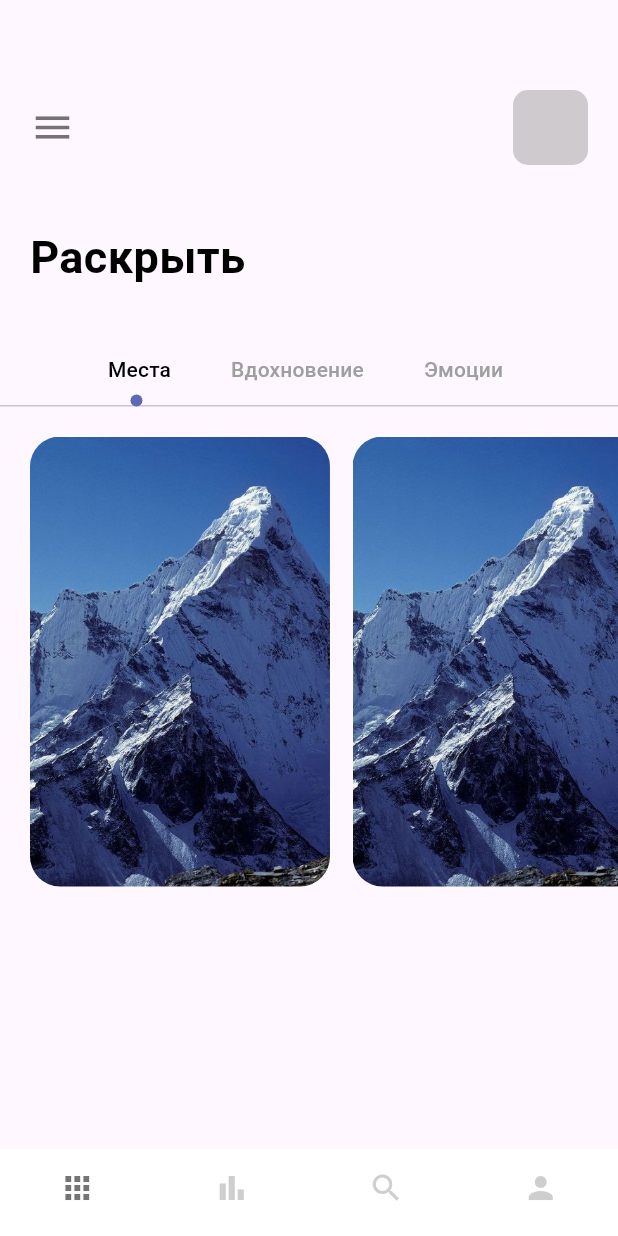
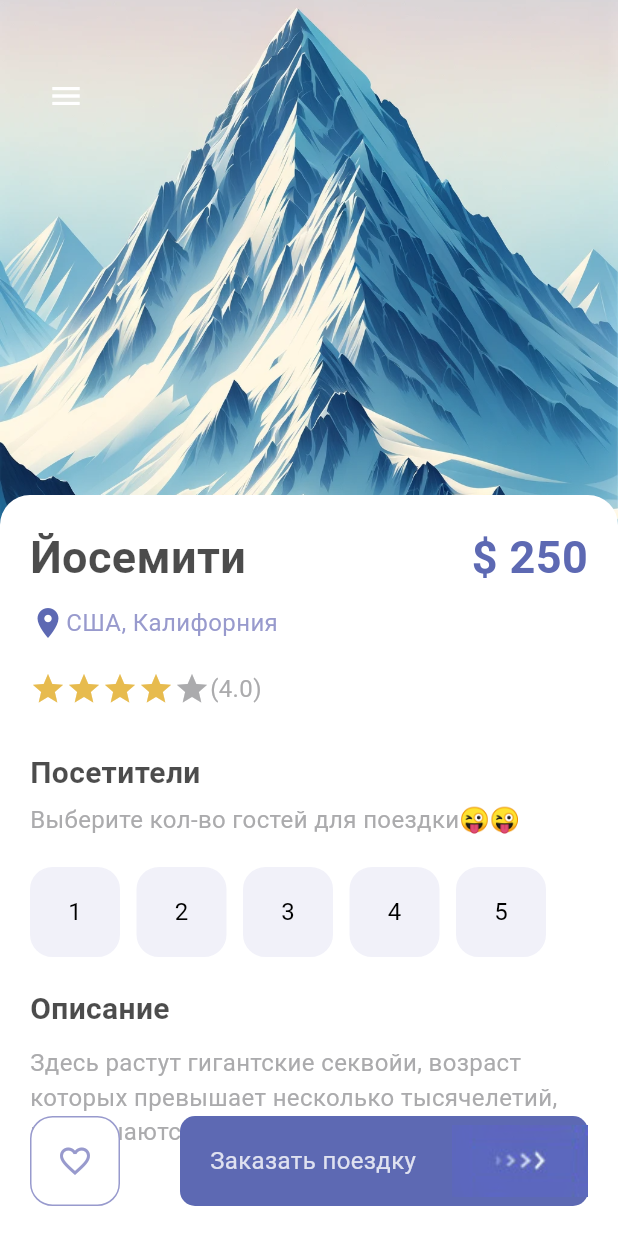
Before and after one commit to ereminmaksim/weatherAppFlutter, a Flutter app: the screen it shows after launch, on a phone screen of 412 x 824 dp. Run offline on Flutter 3.47's test engine with Material 3 defaults, Android fonts, the phone set to English and light mode, and no system bars.

Commit message:
cubit_flutter - сверстал экран с Заказом поездки/просмотром места пребывания/оценка/кол-во посетителей, поправлена responsive_button для переиспользования/

```diff
--- a/lib/main.dart
+++ b/lib/main.dart
@@ -1,4 +1,5 @@
 import 'package:flutter/material.dart';
+import 'package:flutter_cubit/pages/detail_page.dart';
 import 'package:flutter_cubit/pages/navpages/main_page.dart';
 import 'package:flutter_cubit/pages/welcome_page.dart';
 
@@ -23,6 +24,6 @@ class MyApp extends StatelessWidget {
             backgroundColor: Colors.deepPurple
           )
         ),
-        home: const MainPage());
+        home: const DetailPage());
   }
 }
--- /dev/null
+++ b/lib/pages/detail_page.dart
@@ -0,0 +1,189 @@
+import 'package:flutter/material.dart';
+import 'package:flutter_cubit/misc/colors.dart';
+import 'package:flutter_cubit/widgets/app_large_text.dart';
+import 'package:flutter_cubit/widgets/app_text.dart';
+import 'package:flutter_cubit/widgets/responsive_button.dart';
+
+import '../widgets/app_buttons.dart';
+
+class DetailPage extends StatefulWidget {
+  const DetailPage({super.key});
+
+  @override
+  State<DetailPage> createState() => _DetailPageState();
+}
+
+class _DetailPageState extends State<DetailPage> {
+  int gotInStars = 4;
+  int selectedIndex = -1;
+
+  @override
+  Widget build(BuildContext context) {
+    return Scaffold(
+        body: Container(
+      width: double.maxFinite,
+      height: double.maxFinite,
+      child: Stack(children: [
+          Positioned(
+            left: 0,
+            right: 0,
+            child: Container(
+              width: double.maxFinite,
+              height: 350,
+              decoration: const BoxDecoration(
+                image: DecorationImage(
+                    fit: BoxFit.cover, image: AssetImage("img/list_3.png")),
+              ),
+            ),
+          ),
+          Positioned(
+              left: 20,
+              top: 40,
+              child: Row(
+                children: [
+                  IconButton(
+                      onPressed: () {},
+                      icon: const Icon(Icons.menu),
+                      color: Colors.white),
+                ],
+              )),
+          Positioned(
+              top: 330,
+              child: Container(
+                padding: const EdgeInsets.all(20),
+                width: MediaQuery.of(context).size.width,
+                height: 500,
+                decoration: const BoxDecoration(
+                    color: Colors.white,
+                    borderRadius: BorderRadius.only(
+                      topLeft: Radius.circular(20),
+                      topRight: Radius.circular(20),
+                    )),
+                child: Column(
+                  crossAxisAlignment: CrossAxisAlignment.start,
+                  children: [
+                    Row(
+                      mainAxisAlignment: MainAxisAlignment.spaceBetween,
+                      children: [
+                        AppLargeText(
+                            text: "Йосемити",
+                            color: Colors.black.withOpacity(0.7)),
+                        AppLargeText(
+                            text: "\$ 250", color: AppColors.mainColor),
+                      ],
+                    ),
+                    const SizedBox(
+                      height: 10,
+                    ),
+                    Row(
+                      children: [
+                        Icon(
+                          Icons.location_on,
+                          color: AppColors.mainColor,
+                        ),
+                        SizedBox(height: 5),
+                        AppText(
+                          text: "США, Калифорния",
+                          fontWeight: FontWeight.w400,
+                          color: AppColors.textColor1,
+                        )
+                      ],
+                    ),
+                    const SizedBox(height: 20),
+                    Row(
+                      children: [
+                        Wrap(
+                          children: List.generate(5, (index) {
+                            return Icon(Icons.star,
+                                color: index < gotInStars
+                                    ? AppColors.starColor
+                                    : AppColors.mainTextColor);
+                          }),
+                        ),
+                        const SizedBox(height: 10),
+                        AppText(
+                          text: "(4.0)",
+                          fontWeight: FontWeight.w400,
+                          color: AppColors.mainTextColor,
+                        )
+                      ],
+                    ),
+                    const SizedBox(height: 30),
+                    AppLargeText(
+                        text: "Посетители",
+                        size: 20,
+                        color: Colors.black.withOpacity(0.7)),
+                    const SizedBox(height: 5),
+                    AppText(
+                        text: "Выберите кол-во гостей для поездки😜😜",
+                        fontWeight: FontWeight.w400,
+                        color: AppColors.mainTextColor),
+                    const SizedBox(height: 20),
+                    Wrap(
+                      children: List.generate(5, (index) {
+                        return InkWell(
+                            onTap: () {
+                              setState(() {
+                                selectedIndex = index;
+                              });
+                            },
+                            child: Container(
+                              margin: const EdgeInsets.only(right: 11),
+                              child: AppButton(
+                                color: selectedIndex == index
+                                    ? Colors.white
+                                    : Colors.black,
+                                backgroundColor: selectedIndex == index
+                                    ? Colors.black
+                                    : AppColors.buttonBackground,
+                                size: 60,
+                                borderColor: selectedIndex == index
+                                    ? Colors.black
+                                    : AppColors.buttonBackground,
+                                // isIcon: true,
+                                // icon: Icons.cable,
+                                isIcon: false,
+                                text: (index + 1).toString(),
+                              ),
+                            ));
+                      }),
+                    ),
+                    const SizedBox(height: 20),
+                    AppLargeText(
+                        text: "Описание",
+                        color: Colors.black.withOpacity(0.7),
+                        size: 20),
+                    const SizedBox(height: 10),
+                    AppText(
+                        text: "Здесь растут гигантские секвойи, возраст которых превышает несколько тысячелетий, "
+                              "возвышаются над долинами гранитные скалы.",
+                        fontWeight: FontWeight.w400,
+                        color: AppColors.mainTextColor),
+                  ],
+                ),
+              )),
+          Positioned(
+            bottom: 20,
+              left: 20,
+              right: 20,
+              child: Row(
+              children: [
+                AppButton(
+                    color: AppColors.textColor1,
+                    backgroundColor: Colors.white,
+                    size: 60,
+                    borderColor: AppColors.textColor1,
+                    isIcon: true,
+                    icon: Icons.favorite_border,
+                ),
+                const SizedBox(width: 40),
+                ResponsiveButton(
+                  isResponsive: true,
+                )
+              ],
+              ))
+        ],
+      ),
+    ));
+  }
+}
--- /dev/null
+++ b/lib/widgets/app_buttons.dart
@@ -0,0 +1,45 @@
+import 'package:flutter/material.dart';
+import 'package:flutter_cubit/widgets/app_text.dart';
+
+class AppButton extends StatelessWidget {
+  final Color color;
+  String? text;
+  IconData? icon;
+  final Color backgroundColor;
+  double size;
+  final Color borderColor;
+  bool? isIcon;
+
+  AppButton(
+      {Key? key,
+      this.text = "1",
+      this.icon,
+      this.isIcon = false,
+      required this.color,
+      required this.backgroundColor,
+      required this.size,
+      required this.borderColor})
+      : super(key: key);
+
+  @override
+  Widget build(BuildContext context) {
+    return Container(
+      // margin: const EdgeInsets.all(5),
+      width: size,
+      height: size,
+      decoration: BoxDecoration(
+          border: Border.all(color: borderColor, width: 1.0),
+          borderRadius: BorderRadius.circular(15),
+          color: backgroundColor),
+      child: isIcon == false
+          ? Center(
+              child: AppText(
+                  text: text!,
+                  fontWeight: FontWeight.w400,
+                  color: color))
+          : Center(
+              child: Icon(icon, color: color),
+            ),
+    );
+  }
+}
--- a/lib/widgets/responsive_button.dart
+++ b/lib/widgets/responsive_button.dart
@@ -1,29 +1,45 @@
 import 'package:flutter/material.dart';
 import 'package:flutter_cubit/misc/colors.dart';
+import 'package:flutter_cubit/widgets/app_text.dart';
+
 class ResponsiveButton extends StatelessWidget {
   bool? isResponsive;
   double? width;
 
-  ResponsiveButton ({Key? key,
-  this.width,
-  this.isResponsive = false,
-  }):super(key: key);
+  ResponsiveButton({
+    Key? key,
+    this.width = 120,
+    this.isResponsive = false,
+  }) : super(key: key);
 
   @override
   Widget build(BuildContext context) {
-    return Container(
-      width: width,
-      height: 50,
+    return Flexible(
+        child: Container(
+      width: isResponsive == true ? double.maxFinite : width,
+      height: 60,
       decoration: BoxDecoration(
-       borderRadius: BorderRadius.circular(10),
-       color: AppColors.mainColor,
+        borderRadius: BorderRadius.circular(10),
+        color: AppColors.mainColor,
       ),
       child: Row(
-        mainAxisAlignment: MainAxisAlignment.center,
+        mainAxisAlignment: isResponsive == true
+            ? MainAxisAlignment.spaceBetween
+            : MainAxisAlignment.center,
         children: [
+          isResponsive == true
+              ? Container(
+              margin: const EdgeInsets.only(left: 20),
+              child: AppText(
+                text: "Заказать поездку",
+                fontWeight: FontWeight.w400,
+                color: Colors.white.withOpacity(0.8),
+              )
+          )
+              : Container(),
           Image.asset("img/button-one.png")
         ],
       ),
-    );
+    ));
   }
 }
```
Also changed, not shown: lib/pages/home_pages.dart (+113 -5 lines), img/list_2.png (added), img/list_3.png (added), img/list_4.png (added), lib/generated/assets.dart (added).
